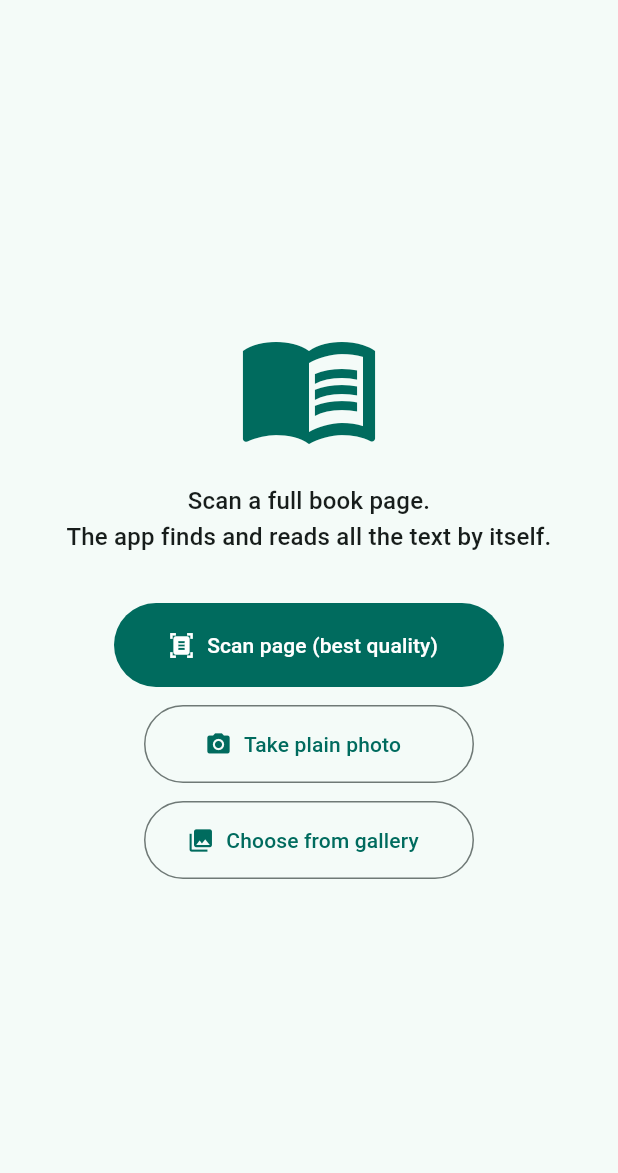
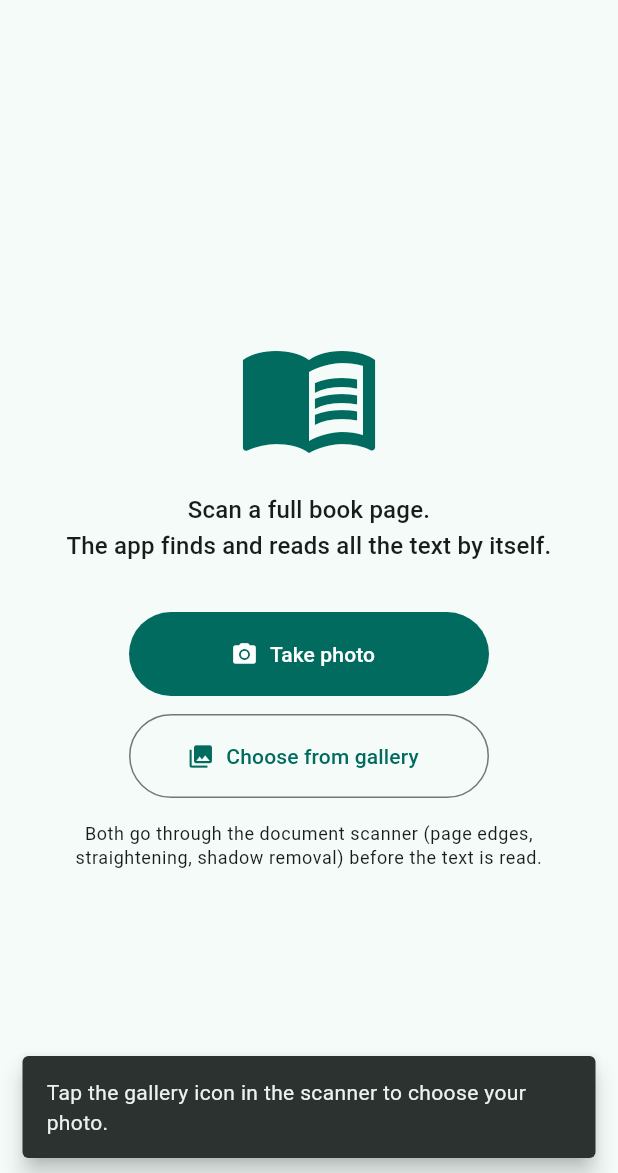
Before and after one commit to ayanatiq01-arch/fyp_ocr_project, a Flutter app: the screen it shows after launch, after a tap on "Choose from gallery", on a phone screen of 412 x 824 dp, the part 63-1236 px from its top. Run offline on Flutter 3.47's test engine with Material 3 defaults, Android fonts, the phone set to English and light mode, and no system bars; our stand-ins replace image_cropper, image_picker; missing offline and left inert: google_mlkit_document_scanner; network calls fail; statements that could not run were skipped.

Commit message:
Route camera and gallery through the document scanner; fix release crash
- No separate scanner button: "Take photo" opens the ML Kit document
  scanner's camera, "Choose from gallery" opens the scanner with gallery
  import (ML Kit cannot take an existing file, so the photo is picked
  inside the scanner). Both then detect the page, flatten and clean it
  before OCR. Fallback to the plain camera / gallery on iOS or failure.
- Release APK crashed in scanDocument() with a NullPointerException inside
  com.google.android.gms.internal.mlkit_* because R8 shrank ML Kit
  classes. Added android/app/proguard-rules.pro keep rules; verified on a
  Samsung A05s that the scanner now opens and captures.

Co-Authored-By: Claude Opus 5.5 <noreply@anthropic.com>

```diff
--- a/frontend_app/lib/main.dart
+++ b/frontend_app/lib/main.dart
@@ -95,17 +95,29 @@ class _ScannerPageState extends State<ScannerPage> {
   /// stains, and hands back a clean page image - exactly what the OCR needs.
   /// Falls back to the plain camera when it is unavailable (iOS, or Google
   /// Play services missing / outdated).
-  Future<void> _scanWithDocumentScanner() async {
+  ///
+  /// Both entry points go through it:
+  ///  * camera  - the scanner opens its camera (auto-capture on the page);
+  ///  * gallery - the scanner opens with its gallery button enabled. ML Kit
+  ///    cannot be handed an existing file, so the photo is picked INSIDE the
+  ///    scanner (gallery icon), which then detects the page, flattens and
+  ///    cleans it exactly like a camera capture.
+  Future<void> _capture(ImageSource source) async {
+    final fromGallery = source == ImageSource.gallery;
     if (!Platform.isAndroid) {
-      _snack('Document scanner is only available on Android - using the camera.');
-      return _pick(ImageSource.camera);
+      _snack('Document scanner is only available on Android - using the plain '
+          '${fromGallery ? 'gallery' : 'camera'}.');
+      return _pick(source);
+    }
+    if (fromGallery) {
+      _snack('Tap the gallery icon in the scanner to choose your photo.');
     }
     final scanner = DocumentScanner(
       options: DocumentScannerOptions(
         documentFormats: const {DocumentFormat.jpeg},
         mode: ScannerMode.full, // crop + filters + shadow/stain clean-up
         pageLimit: 1,
-        isGalleryImport: true, // also lets the user pick an existing photo
+        isGalleryImport: fromGallery,
       ),
     );
     try {
@@ -115,8 +127,9 @@ class _ScannerPageState extends State<ScannerPage> {
       _startScan(File(images.first));
     } on PlatformException catch (e) {
       if ((e.message ?? '').toLowerCase().contains('cancel')) return; // user backed out
-      _snack('Document scanner unavailable (${e.message}) - using the camera.');
-      await _pick(ImageSource.camera);
+      _snack('Document scanner unavailable (${e.message}) - using the plain '
+          '${fromGallery ? 'gallery' : 'camera'}.');
+      await _pick(source);
     } finally {
       await scanner.close();
     }
@@ -289,24 +302,24 @@ class _ScannerPageState extends State<ScannerPage> {
             ),
             const SizedBox(height: 32),
             FilledButton.icon(
-              onPressed: _scanWithDocumentScanner,
-              icon: const Icon(Icons.document_scanner),
-              label: const Text('Scan page (best quality)'),
-              style: FilledButton.styleFrom(minimumSize: const Size(260, 56)),
+              onPressed: () => _capture(ImageSource.camera),
+              icon: const Icon(Icons.photo_camera),
+              label: const Text('Take photo'),
+              style: FilledButton.styleFrom(minimumSize: const Size(240, 56)),
             ),
             const SizedBox(height: 12),
             OutlinedButton.icon(
-              onPressed: () => _pick(ImageSource.camera),
-              icon: const Icon(Icons.photo_camera),
-              label: const Text('Take plain photo'),
-              style: OutlinedButton.styleFrom(minimumSize: const Size(220, 52)),
-            ),
-            const SizedBox(height: 12),
-            OutlinedButton.icon(
-              onPressed: () => _pick(ImageSource.gallery),
+              onPressed: () => _capture(ImageSource.gallery),
               icon: const Icon(Icons.photo_library),
               label: const Text('Choose from gallery'),
-              style: OutlinedButton.styleFrom(minimumSize: const Size(220, 52)),
+              style: OutlinedButton.styleFrom(minimumSize: const Size(240, 56)),
+            ),
+            const SizedBox(height: 16),
+            Text(
+              'Both go through the document scanner (page edges, straightening, '
+              'shadow removal) before the text is read.',
+              textAlign: TextAlign.center,
+              style: Theme.of(context).textTheme.bodySmall,
             ),
           ],
         ),
```
Also changed, not shown: 3 other files.
